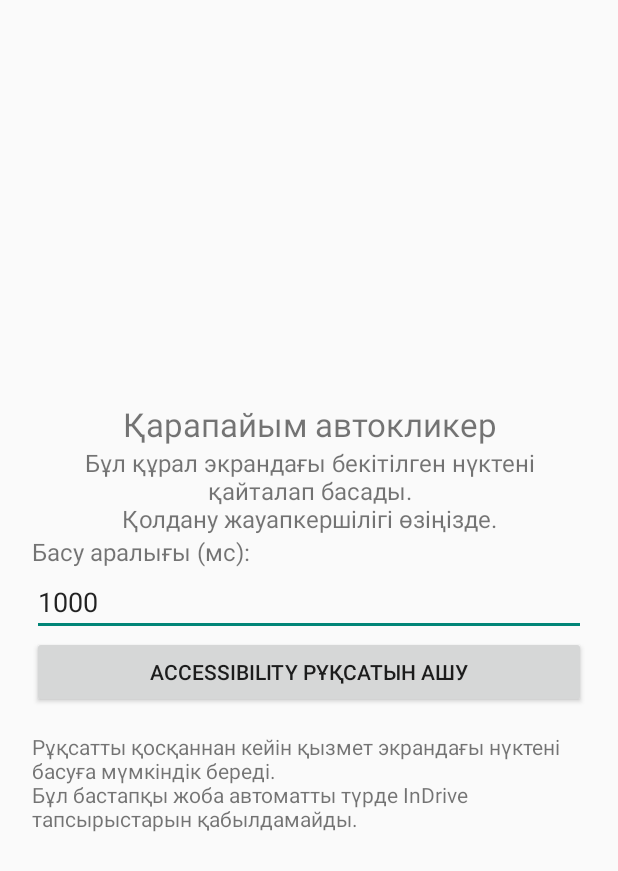
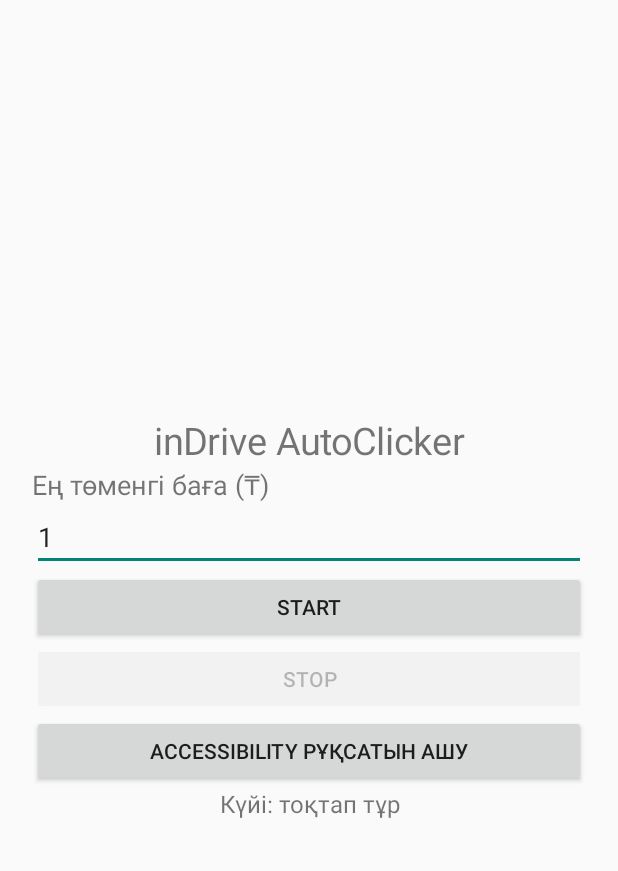
Before and after one commit to Beka949494/AutoCliker, an Android app: the screen it shows after launch (MainActivity), on a phone screen of 412 x 824 dp. Shown: the top 871 px of the screen. Run offline under Robolectric (Android 15) with nearby library versions, the phone set to English and light mode, and no system bars.

Commit message:
Update MainActivity layout and UI elements

```diff
--- a/AutoClickerProject/app/src/main/java/com/example/autoclicker/MainActivity.kt
+++ b/AutoClickerProject/app/src/main/java/com/example/autoclicker/MainActivity.kt
@@ -1,3 +1,4 @@
+
 package com.example.autoclicker
 
 import android.app.Activity
@@ -5,32 +6,92 @@ import android.os.Bundle
 import android.content.Intent
 import android.provider.Settings
 import android.view.Gravity
-import android.view.View
 import android.widget.*
 
 class MainActivity : Activity() {
+
     override fun onCreate(savedInstanceState: Bundle?) {
         super.onCreate(savedInstanceState)
+
         val layout = LinearLayout(this).apply {
             orientation = LinearLayout.VERTICAL
             gravity = Gravity.CENTER
-            setPadding(32,32,32,32)
+            setPadding(32, 32, 32, 32)
         }
-        val title = TextView(this).apply { text = "Қарапайым автокликер"; textSize = 22f; gravity = Gravity.CENTER }
-        val note = TextView(this).apply {
-            text = "Бұл құрал экрандағы бекітілген нүктені қайталап басады.\nҚолдану жауапкершілігі өзіңізде."
-            textSize = 16f; gravity = Gravity.CENTER
+
+        val title = TextView(this).apply {
+            text = "inDrive AutoClicker"
+            textSize = 25f
+            gravity = Gravity.CENTER
         }
-        val intervalLabel = TextView(this).apply { text = "Басу аралығы (мс):"; textSize = 16f }
-        val interval = EditText(this).apply { setText("1000"); inputType = 2 }
-        val enable = Button(this).apply { text = "Accessibility рұқсатын ашу" }
-        enable.setOnClickListener { startActivity(Intent(Settings.ACTION_ACCESSIBILITY_SETTINGS)) }
-        val instructions = TextView(this).apply {
-            text = "\nРұқсатты қосқаннан кейін қызмет экрандағы нүктені басуға мүмкіндік береді.\nБұл бастапқы жоба автоматты түрде InDrive тапсырыстарын қабылдамайды."
-            textSize = 14f
+
+        val priceLabel = TextView(this).apply {
+            text = "Ең төменгі баға (₸)"
+            textSize = 18f
         }
-        layout.addView(title); layout.addView(note); layout.addView(intervalLabel); layout.addView(interval)
-        layout.addView(enable); layout.addView(instructions)
+
+        val price = EditText(this).apply {
+            setText("1")
+            inputType = 2
+            hint = "Мысалы: 2000"
+        }
+
+        val start = Button(this).apply {
+            text = "START"
+        }
+
+        val stop = Button(this).apply {
+            text = "STOP"
+            isEnabled = false
+        }
+
+        val accessibility = Button(this).apply {
+            text = "Accessibility рұқсатын ашу"
+        }
+
+        val status = TextView(this).apply {
+            text = "Күйі: тоқтап тұр"
+            textSize = 16f
+            gravity = Gravity.CENTER
+        }
+
+        accessibility.setOnClickListener {
+            startActivity(
+                Intent(Settings.ACTION_ACCESSIBILITY_SETTINGS)
+            )
+        }
+
+        start.setOnClickListener {
+            val minPrice = price.text.toString().toLongOrNull()
+
+            if (minPrice == null || minPrice < 1) {
+                Toast.makeText(
+                    this,
+                    "Бағаны 1 теңгеден бастап енгіз",
+                    Toast.LENGTH_SHORT
+                ).show()
+                return@setOnClickListener
+            }
+
+            status.text = "Күйі: іске қосуға дайын"
+            start.isEnabled = false
+            stop.isEnabled = true
+        }
+
+        stop.setOnClickListener {
+            status.text = "Күйі: тоқтап тұр"
+            start.isEnabled = true
+            stop.isEnabled = false
+        }
+
+        layout.addView(title)
+        layout.addView(priceLabel)
+        layout.addView(price)
+        layout.addView(start)
+        layout.addView(stop)
+        layout.addView(accessibility)
+        layout.addView(status)
+
         setContentView(layout)
     }
 }
```
